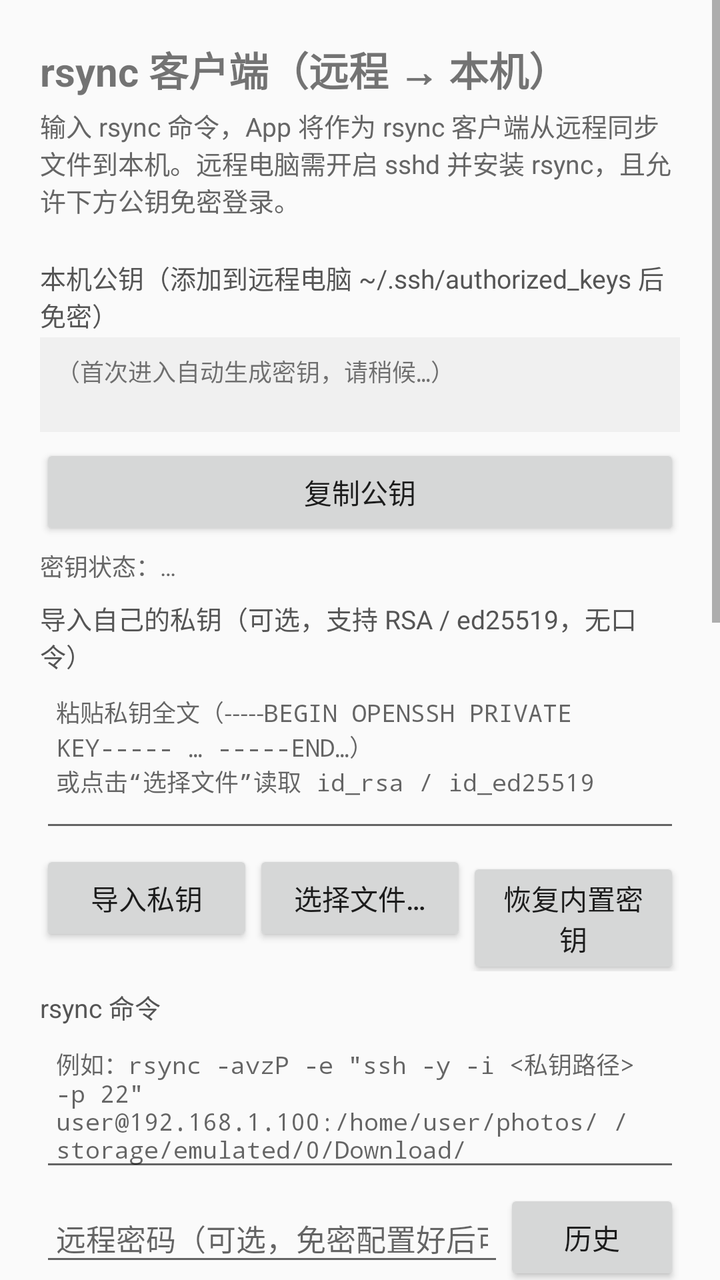
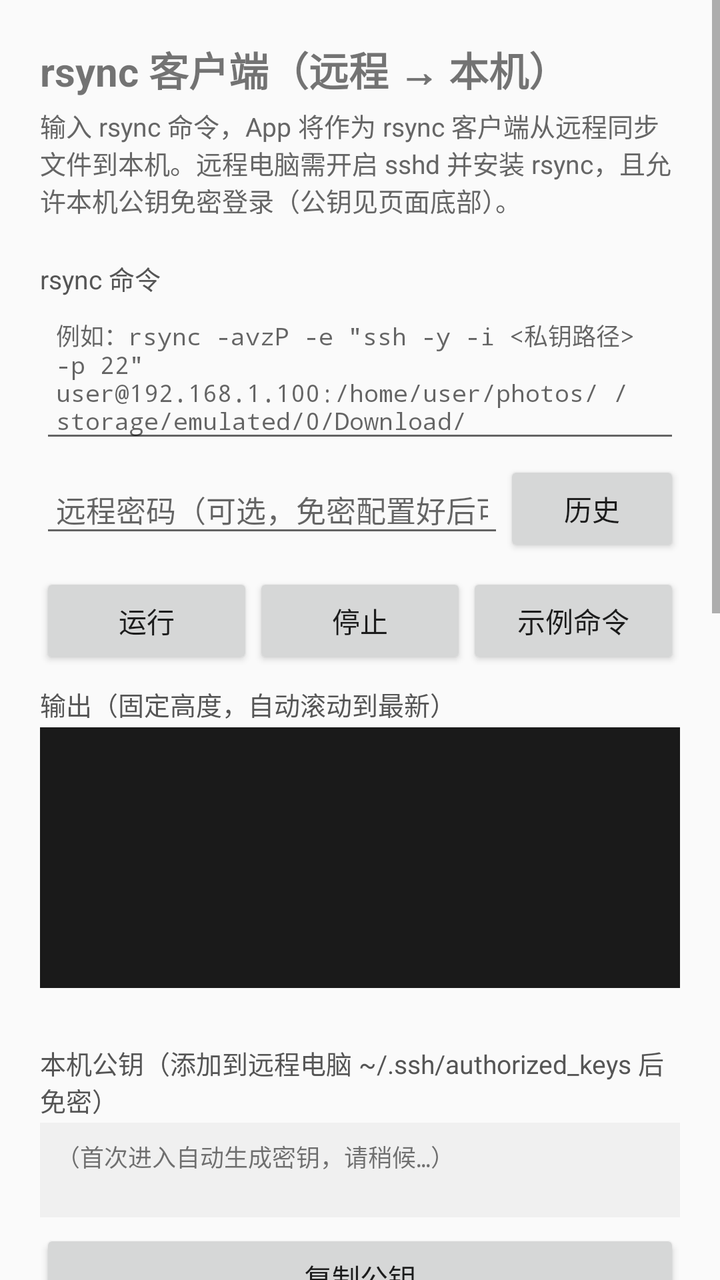

Two renders of the same Android screen: before a commit and after it. Below are the layout's source before the change and the commit's diff.
<!-- AndroidManifest.xml: application theme Theme.LanSftp -->
<!-- res/layout/activity_rsync_client.xml -->
<?xml version="1.0" encoding="utf-8"?>
<ScrollView xmlns:android="http://schemas.android.com/apk/res/android"
    android:layout_width="match_parent"
    android:layout_height="match_parent"
    android:fillViewport="true">

    <LinearLayout
        android:layout_width="match_parent"
        android:layout_height="wrap_content"
        android:orientation="vertical"
        android:padding="20dp">

        <TextView
            android:layout_width="wrap_content"
            android:layout_height="wrap_content"
            android:text="rsync 客户端（远程 → 本机）"
            android:textSize="20sp"
            android:textStyle="bold"
            android:paddingBottom="4dp" />

        <TextView
            android:layout_width="match_parent"
            android:layout_height="wrap_content"
            android:text="输入 rsync 命令，App 将作为 rsync 客户端从远程同步文件到本机。远程电脑需开启 sshd 并安装 rsync，且允许下方公钥免密登录。"
            android:textSize="13sp"
            android:textColor="#666666"
            android:paddingBottom="12dp" />

        <TextView style="@style/Label" android:text="本机公钥（添加到远程电脑 ~/.ssh/authorized_keys 后免密）" />
        <TextView
            android:id="@+id/tvPubkey"
            android:layout_width="match_parent"
            android:layout_height="wrap_content"
            android:textSize="12sp"
            android:typeface="monospace"
            android:textIsSelectable="true"
            android:background="#F0F0F0"
            android:padding="8dp"
            android:minLines="2"
            android:text="（首次进入自动生成密钥，请稍候…）" />

        <Button
            android:id="@+id/btnCopyKey"
            android:layout_width="match_parent"
            android:layout_height="wrap_content"
            android:layout_marginTop="6dp"
            android:text="复制公钥" />

        <TextView
            android:id="@+id/tvKeyState"
            android:layout_width="match_parent"
            android:layout_height="wrap_content"
            android:textSize="12sp"
            android:textColor="#666666"
            android:layout_marginTop="4dp"
            android:text="密钥状态：…" />

        <TextView style="@style/Label" android:text="导入自己的私钥（可选，支持 RSA / ed25519，无口令）" />
        <EditText
            android:id="@+id/etImportKey"
            style="@style/Input"
            android:inputType="textMultiLine"
            android:minLines="4"
            android:gravity="top|start"
            android:typeface="monospace"
            android:textSize="12sp"
            android:hint="粘贴私钥全文（-----BEGIN OPENSSH PRIVATE KEY----- … -----END…）\n或点击“选择文件”读取 id_rsa / id_ed25519" />

        <LinearLayout
            android:layout_width="match_parent"
            android:layout_height="wrap_content"
            android:orientation="horizontal"
            android:layout_marginTop="4dp">

            <Button
                android:id="@+id/btnImport"
                android:layout_width="0dp"
                android:layout_height="wrap_content"
                android:layout_weight="1"
                android:text="导入私钥" />

            <Button
                android:id="@+id/btnImportFile"
                android:layout_width="0dp"
                android:layout_height="wrap_content"
                android:layout_weight="1"
                android:text="选择文件…" />

            <Button
                android:id="@+id/btnResetKey"
                android:layout_width="0dp"
                android:layout_height="wrap_content"
                android:layout_weight="1"
                android:text="恢复内置密钥" />
        </LinearLayout>

        <TextView style="@style/Label" android:text="rsync 命令" />
        <EditText
            android:id="@+id/etCommand"
            style="@style/Input"
            android:inputType="textMultiLine"
            android:minLines="4"
            android:gravity="top|start"
            android:typeface="monospace"
            android:textSize="12sp"
            android:hint="例如：rsync -avzP -e &quot;ssh -y -i &lt;私钥路径&gt; -p 22&quot; user@192.168.1.100:/home/user/photos/ /storage/emulated/0/Download/" />

        <LinearLayout
            android:layout_width="match_parent"
            android:layout_height="wrap_content"
            android:orientation="horizontal"
            android:layout_marginTop="4dp">

            <EditText
                android:id="@+id/etPassword"
                style="@style/Input"
                android:layout_width="0dp"
                android:layout_height="wrap_content"
                android:layout_weight="1"
                android:inputType="textPassword"
                android:singleLine="true"
                android:hint="远程密码（可选，免密配置好后可留空）" />

            <Button
                android:id="@+id/btnHistory"
                android:layout_width="wrap_content"
                android:layout_height="wrap_content"
                android:text="历史" />
        </LinearLayout>

        <LinearLayout
            android:layout_width="match_parent"
            android:layout_height="wrap_content"
            android:orientation="horizontal"
            android:layout_marginTop="8dp">

            <Button
                android:id="@+id/btnRun"
                android:layout_width="0dp"
                android:layout_height="wrap_content"
                android:layout_weight="1"
                android:text="运行" />

            <Button
                android:id="@+id/btnStop"
                android:layout_width="0dp"
                android:layout_height="wrap_content"
                android:layout_weight="1"
                android:text="停止" />

            <Button
                android:id="@+id/btnExample"
                android:layout_width="0dp"
                android:layout_height="wrap_content"
                android:layout_weight="1"
                android:text="示例命令" />
        </LinearLayout>

        <TextView style="@style/Label" android:text="输出（固定高度，自动滚动到最新）" />
        <TextView
            android:id="@+id/tvOutput"
            android:layout_width="match_parent"
            android:layout_height="wrap_content"
            android:maxHeight="240dp"
            android:scrollbars="vertical"
            android:textSize="12sp"
            android:typeface="monospace"
            android:background="#1A1A1A"
            android:textColor="#00E676"
            android:padding="8dp"
            android:minLines="8"
            android:textIsSelectable="true"
            android:text="" />

        <TextView style="@style/Label" android:text="使用说明" />
        <TextView
            android:layout_width="match_parent"
            android:layout_height="wrap_content"
            android:textSize="13sp"
            android:textColor="#444444"
            android:lineSpacingExtra="3dp"
            android:text="1. 本 App 内置 rsync 与 ssh(dropbear)，无需在手机上安装任何东西。\n2. 首次进入自动生成 ed25519 密钥对（私钥仅存 App 私有目录）。\n3. 点击“复制公钥”，把公钥添加到远程电脑的 ~/.ssh/authorized_keys（没有就新建，权限 600）。\n4. 也可以用你自己的私钥：粘贴私钥全文或选择文件导入（支持 RSA / ed25519，需无口令；带口令请先在电脑上执行 ssh-keygen -p 移除）。\n5. 免密未配置好时，可在“远程密码”框输入密码运行（明文仅用于本次连接）。\n6. 命令会自动补全 ssh 路径 / -y / -i，点“历史”可复用最近 10 条命令。\n7. 点击“示例命令”生成模板，改远程主机/用户名/路径后运行。\n8. 远程路径尾带 / 表示同步目录内容，不带 / 表示同步目录本身（与 rsync 语义一致）。\n9. 安全提示：命令在本机以当前用户权限执行，请勿运行不信任的命令。" />
    </LinearLayout>
</ScrollView>
<!-- resources referenced by this layout -->
<resources>
  <style name="Input">
          <item name="android:layout_width">match_parent</item>
          <item name="android:layout_height">wrap_content</item>
          <item name="android:padding">8dp</item>
          <item name="android:textSize">15sp</item>
      </style>
  <style name="Label">
          <item name="android:layout_width">wrap_content</item>
          <item name="android:layout_height">wrap_content</item>
          <item name="android:textSize">13sp</item>
          <item name="android:textColor">#555555</item>
          <item name="android:paddingTop">8dp</item>
          <item name="android:paddingBottom">2dp</item>
      </style>
  <style name="Theme.LanSftp" parent="Theme.AppCompat.Light.DarkActionBar" />
</resources>

<!-- the commit's change to res/layout/activity_rsync_client.xml (unified diff, before → after) -->
@@ -21,78 +21,10 @@
         <TextView
             android:layout_width="match_parent"
             android:layout_height="wrap_content"
-            android:text="输入 rsync 命令，App 将作为 rsync 客户端从远程同步文件到本机。远程电脑需开启 sshd 并安装 rsync，且允许下方公钥免密登录。"
+            android:text="输入 rsync 命令，App 将作为 rsync 客户端从远程同步文件到本机。远程电脑需开启 sshd 并安装 rsync，且允许本机公钥免密登录（公钥见页面底部）。"
             android:textSize="13sp"
             android:textColor="#666666"
             android:paddingBottom="12dp" />
-
-        <TextView style="@style/Label" android:text="本机公钥（添加到远程电脑 ~/.ssh/authorized_keys 后免密）" />
-        <TextView
-            android:id="@+id/tvPubkey"
-            android:layout_width="match_parent"
-            android:layout_height="wrap_content"
-            android:textSize="12sp"
-            android:typeface="monospace"
-            android:textIsSelectable="true"
-            android:background="#F0F0F0"
-            android:padding="8dp"
-            android:minLines="2"
-            android:text="（首次进入自动生成密钥，请稍候…）" />
-
-        <Button
-            android:id="@+id/btnCopyKey"
-            android:layout_width="match_parent"
-            android:layout_height="wrap_content"
-            android:layout_marginTop="6dp"
-            android:text="复制公钥" />
-
-        <TextView
-            android:id="@+id/tvKeyState"
-            android:layout_width="match_parent"
-            android:layout_height="wrap_content"
-            android:textSize="12sp"
-            android:textColor="#666666"
-            android:layout_marginTop="4dp"
-            android:text="密钥状态：…" />
-
-        <TextView style="@style/Label" android:text="导入自己的私钥（可选，支持 RSA / ed25519，无口令）" />
-        <EditText
-            android:id="@+id/etImportKey"
-            style="@style/Input"
-            android:inputType="textMultiLine"
-            android:minLines="4"
-            android:gravity="top|start"
-            android:typeface="monospace"
-            android:textSize="12sp"
-            android:hint="粘贴私钥全文（-----BEGIN OPENSSH PRIVATE KEY----- … -----END…）\n或点击“选择文件”读取 id_rsa / id_ed25519" />
-
-        <LinearLayout
-            android:layout_width="match_parent"
-            android:layout_height="wrap_content"
-            android:orientation="horizontal"
-            android:layout_marginTop="4dp">
-
-            <Button
-                android:id="@+id/btnImport"
-                android:layout_width="0dp"
-                android:layout_height="wrap_content"
-                android:layout_weight="1"
-                android:text="导入私钥" />
-
-            <Button
-                android:id="@+id/btnImportFile"
-                android:layout_width="0dp"
-                android:layout_height="wrap_content"
-                android:layout_weight="1"
-                android:text="选择文件…" />
-
-            <Button
-                android:id="@+id/btnResetKey"
-                android:layout_width="0dp"
-                android:layout_height="wrap_content"
-                android:layout_weight="1"
-                android:text="恢复内置密钥" />
-        </LinearLayout>
 
         <TextView style="@style/Label" android:text="rsync 命令" />
         <EditText
@@ -172,6 +104,76 @@
             android:textIsSelectable="true"
             android:text="" />
 
+        <TextView style="@style/Label"
+            android:layout_marginTop="20dp"
+            android:text="本机公钥（添加到远程电脑 ~/.ssh/authorized_keys 后免密）" />
+        <TextView
+            android:id="@+id/tvPubkey"
+            android:layout_width="match_parent"
+            android:layout_height="wrap_content"
+            android:textSize="12sp"
+            android:typeface="monospace"
+            android:textIsSelectable="true"
+            android:background="#F0F0F0"
+            android:padding="8dp"
+            android:minLines="2"
+            android:text="（首次进入自动生成密钥，请稍候…）" />
+
+        <Button
+            android:id="@+id/btnCopyKey"
+            android:layout_width="match_parent"
+            android:layout_height="wrap_content"
+            android:layout_marginTop="6dp"
+            android:text="复制公钥" />
+
+        <TextView
+            android:id="@+id/tvKeyState"
+            android:layout_width="match_parent"
+            android:layout_height="wrap_content"
+            android:textSize="12sp"
+            android:textColor="#666666"
+            android:layout_marginTop="4dp"
+            android:text="密钥状态：…" />
+
+        <TextView style="@style/Label" android:text="导入自己的私钥（可选，支持 RSA / ed25519，无口令）" />
+        <EditText
+            android:id="@+id/etImportKey"
+            style="@style/Input"
+            android:inputType="textMultiLine"
+            android:minLines="4"
+            android:gravity="top|start"
+            android:typeface="monospace"
+            android:textSize="12sp"
+            android:hint="粘贴私钥全文（-----BEGIN OPENSSH PRIVATE KEY----- … -----END…）\n或点击“选择文件”读取 id_rsa / id_ed25519" />
+
+        <LinearLayout
+            android:layout_width="match_parent"
+            android:layout_height="wrap_content"
+            android:orientation="horizontal"
+            android:layout_marginTop="4dp">
+
+            <Button
+                android:id="@+id/btnImport"
+                android:layout_width="0dp"
+                android:layout_height="wrap_content"
+                android:layout_weight="1"
+                android:text="导入私钥" />
+
+            <Button
+                android:id="@+id/btnImportFile"
+                android:layout_width="0dp"
+                android:layout_height="wrap_content"
+                android:layout_weight="1"
+                android:text="选择文件…" />
+
+            <Button
+                android:id="@+id/btnResetKey"
+                android:layout_width="0dp"
+                android:layout_height="wrap_content"
+                android:layout_weight="1"
+                android:text="恢复内置密钥" />
+        </LinearLayout>
+
         <TextView style="@style/Label" android:text="使用说明" />
         <TextView
             android:layout_width="match_parent"
